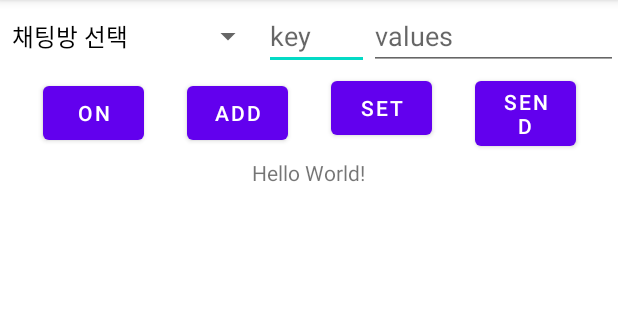
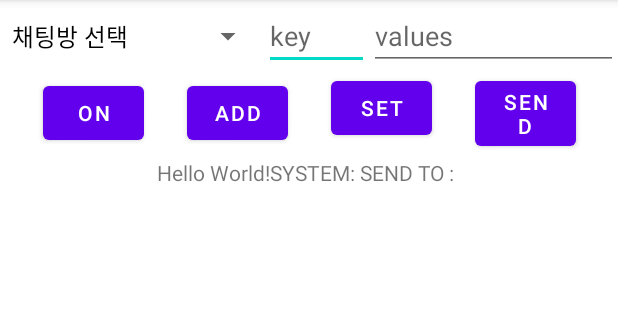
Before and after one commit to tmdduq/notifyreply, an Android app: the screen it shows after launch (MainActivity), after a tap on "SEND", on a phone screen of 412 x 824 dp, the part 84-404 px from its top. Run offline under Robolectric (Android 15) with nearby library versions, the phone set to English and light mode, and no system bars; 6 statements that could not run were skipped.

Commit message:
modify Quiz

```diff
--- a/app/src/main/java/com/osy/notifyreply/MainActivity.java
+++ b/app/src/main/java/com/osy/notifyreply/MainActivity.java
@@ -59,6 +59,7 @@ public class MainActivity extends AppCompatActivity {
             if(!globalOnOff) tv.append("SYSTEM: 채팅을 정지합니다.\n");
             sv.post(()->sv.fullScroll(ScrollView.FOCUS_DOWN));
         });
+
         ((Button)findViewById(R.id.button2_add)).setOnClickListener(v -> {
             rs.addContainsKeyword(room.getSelectedItem().toString(), key.getText().toString(), values.getText().toString() );
             tv.append("SYSTEM: 학습하기"+room.getSelectedItem().toString()+"+"+key.getText().toString()+"+"+values.getText().toString()+  ".\n");
@@ -78,11 +79,9 @@ public class MainActivity extends AppCompatActivity {
 
                 });
 
-
         receiver = new NotificationReceiver( );
         IntentFilter filter = new IntentFilter("com.osy.notifyreply");
         registerReceiver(receiver,filter);
-
     }
 
     public void setSpinner(){
@@ -145,6 +144,7 @@ public class MainActivity extends AppCompatActivity {
         RemoteInput.addResultsToIntent(act.getRemoteInputs(), sendIntent, msg);
         try {
             act.actionIntent.send(context, 0, sendIntent);
+            tv.append("SYSTEM: SEND TO : "+s+"\n");
             sv.post(()->sv.fullScroll(ScrollView.FOCUS_DOWN));
         } catch (PendingIntent.CanceledException e) {
             e.printStackTrace();
```
